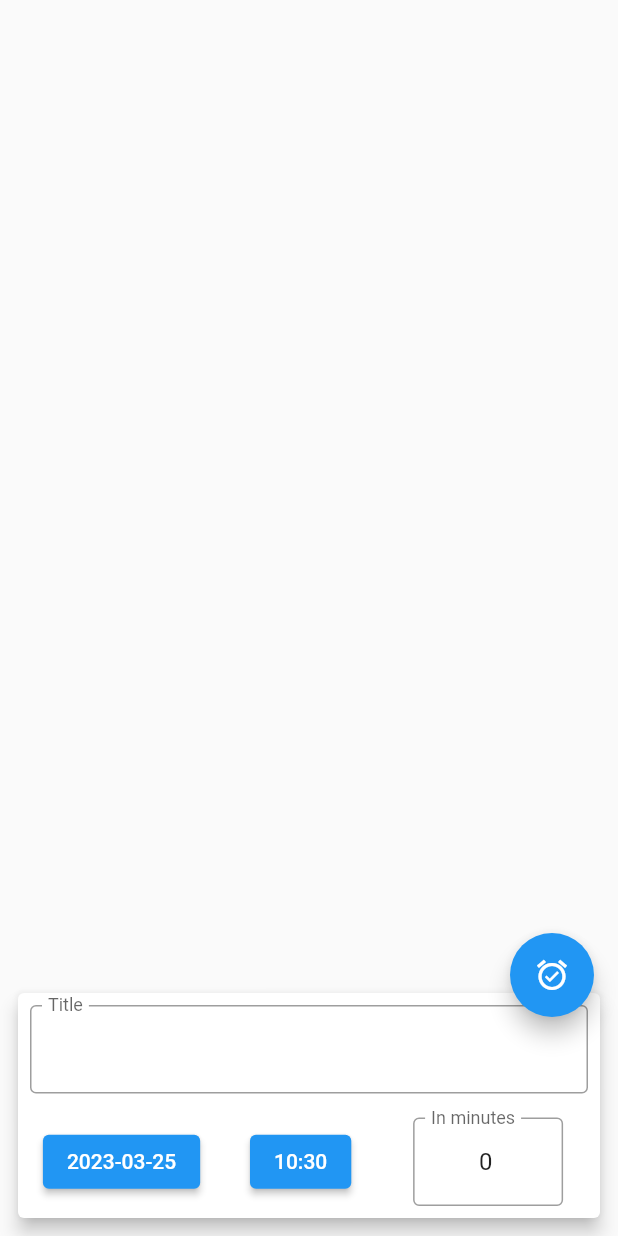
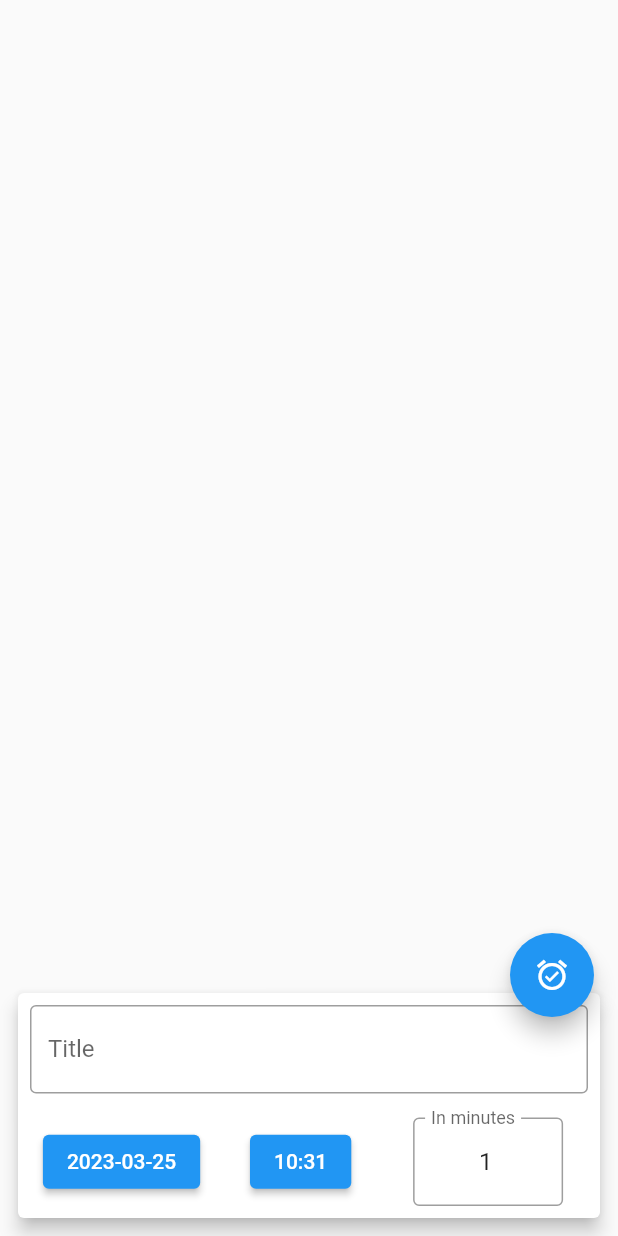
Before and after one commit to lavruh/rapido_reminder, a Flutter app: the screen it shows after launch, after a tap on the "alarm add" icon, on a phone screen of 412 x 824 dp. Run offline on Flutter 3.47's test engine with Material 2 defaults, Android fonts, the phone set to English and light mode, and no system bars; our stand-ins replace audioplayers, awesome_notifications, flutter_slidable, get, shared_preferences.

Commit message:
some fixes

```diff
--- /dev/null
+++ b/lib/data/i_store_serv.dart
@@ -0,0 +1,7 @@
+abstract class IStoreServ {
+  create(Map<String, dynamic> map);
+  Future<Map<String, dynamic>> read(String id);
+  Stream<Map<String, dynamic>> readAll();
+  update(Map<String, dynamic> map);
+  delete(String id);
+}
--- a/lib/domain/states/alarm_editor.dart
+++ b/lib/domain/states/alarm_editor.dart
@@ -7,6 +7,7 @@
 
 class AlarmEditor extends GetxController {
   final title = ' '.obs;
+  int? _id;
   DateTime _date = DateTime.now();
   final dateStr = DateFormat('y-MM-dd').format(DateTime.now()).obs;
   final timeStr = DateFormat('HH:mm').format(DateTime.now()).obs;
@@ -25,11 +26,15 @@
 
   String get durationStr => duration.value.inMinutes.toString();
 
-  openEditor({Alarm? alarm
-  }) {
+  openEditor({Alarm? alarm}) {
     if (alarm != null) {
+      _id = alarm.id;
       title.value = alarm.title;
       setDuration(alarm.duration.inMinutes);
+    } else{
+      _id = null;
+      title.value = '';
+      setDuration(1);
     }
     isOpen.value = true;
   }
@@ -61,7 +66,7 @@
 
   submit() async {
     final alarm =
-        Alarm(title: title.value, date: _date, duration: duration.value);
+        Alarm(id: _id, title: title.value, date: _date, duration: duration.value);
     Get.find<AlarmsManager>().createAlarm(alarm: alarm);
     isOpen.value = false;
   }
--- a/lib/main.dart
+++ b/lib/main.dart
@@ -2,6 +2,8 @@
 import 'package:awesome_notifications/awesome_notifications.dart';
 import 'package:flutter/material.dart';
 import 'package:get/get.dart';
+import 'package:rapido_reminder/data/i_store_serv.dart';
+import 'package:rapido_reminder/data/shared_pref_store_serv.dart';
 import 'package:rapido_reminder/domain/states/alarm_editor.dart';
 import 'package:rapido_reminder/domain/states/alarm_manager.dart';
 import 'package:rapido_reminder/ui/screens/alarms_screen.dart';
@@ -28,6 +30,7 @@
       importance: NotificationImportance.High,
     )
   ]);
+  Get.put<IStoreServ>(SharedPrefStoreServ());
   Get.put<AlarmEditor>(AlarmEditor());
   Get.put<AlarmsManager>(AlarmsManager());
   Get.put<AudioPlayer>(AudioPlayer());
@@ -49,14 +52,12 @@
         onDismissActionReceivedMethod: (a) async {
           Get.find<AudioPlayer>().stop();
           final id = a.id;
-          if(id != null) {
+          if (id != null) {
             Get.find<AlarmsManager>().moveAlarmToInactive(id);
           }
         });
     return GetMaterialApp(
-      theme: ThemeData(
-        primarySwatch: Colors.blue,
-      ),
+      theme: ThemeData(primarySwatch: Colors.blue),
       home: const AlarmsScreen(),
     );
   }
--- a/lib/ui/screens/alarms_screen.dart
+++ b/lib/ui/screens/alarms_screen.dart
@@ -35,6 +35,8 @@
                                 onTap: () {
                                   Get.find<AlarmEditor>().openEditor(alarm: e);
                                 },
+                                slideIcon: Icons.cancel,
+                                onSlideTap: () => state.cancelAlarm(e),
                               ))
                           .toList(),
                     ),
@@ -48,6 +50,8 @@
                                 onTap: () {
                                   Get.find<AlarmEditor>().openEditor(alarm: e);
                                 },
+                                slideIcon: Icons.delete,
+                                onSlideTap: () => state.deleteInactiveAlarm(e),
                               ))
                           .toList(),
                     ),
--- a/pubspec.yaml
+++ b/pubspec.yaml
@@ -16,6 +16,7 @@
   flutter_slidable: ^2.0.0
   flutter_alarm_clock: ^0.0.2
   audioplayers: ^3.0.1
+  shared_preferences: ^2.0.20
 
 dev_dependencies:
   flutter_test:
```
Also changed, not shown: lib/data/shared_pref_store_serv.dart (added, +61 -0 lines), lib/domain/states/alarm_manager.dart (+36 -2 lines), lib/ui/widgets/alarm_widget.dart (+27 -6 lines), pubspec.lock.
